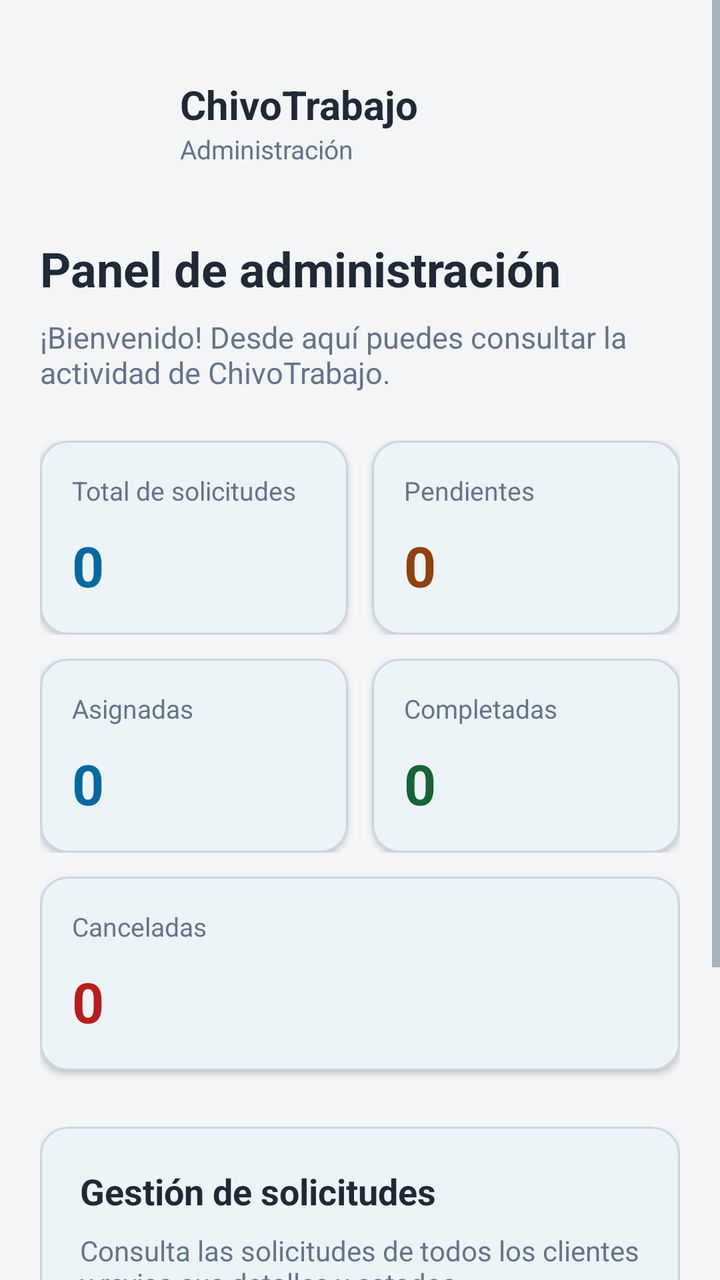
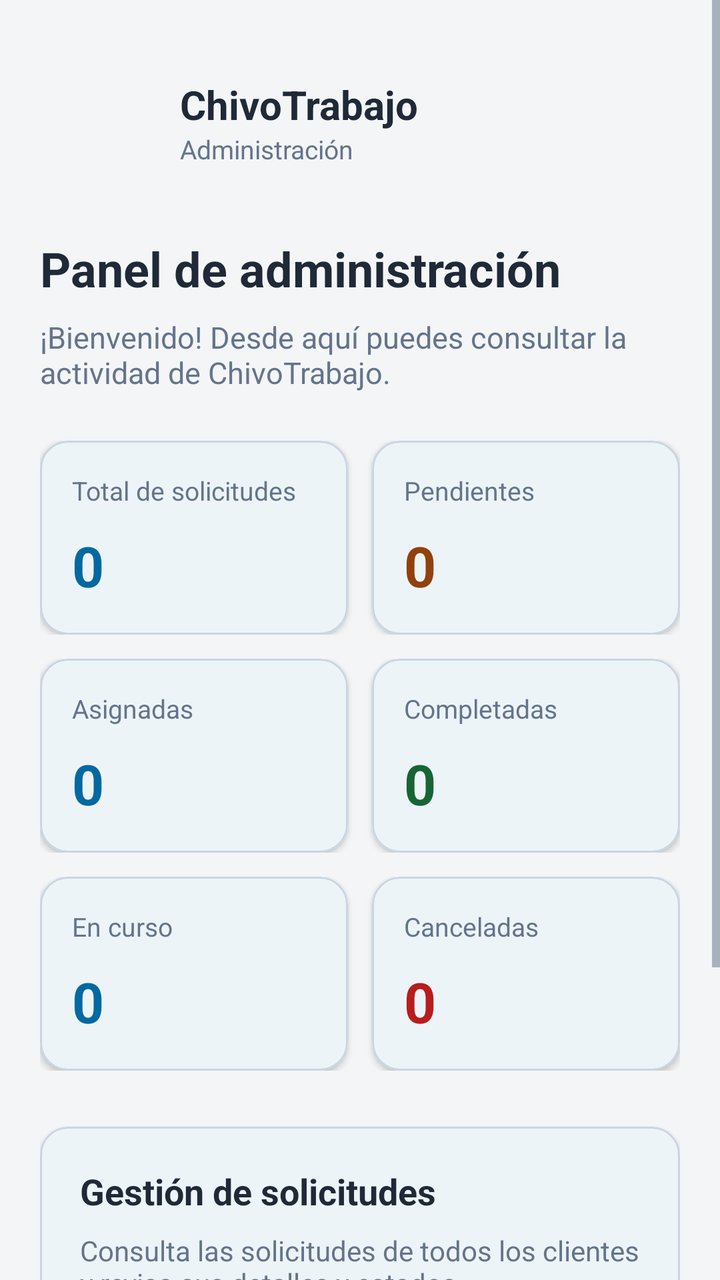

Screens rendered from an Android XML layout before and after an edit, with the pre-edit source and the edit as a unified diff.
<!-- AndroidManifest.xml: application theme Theme.Chivo_Trabajo -->
<!-- res/layout/activity_panel_admin.xml -->
<?xml version="1.0" encoding="utf-8"?>
<ScrollView xmlns:android="http://schemas.android.com/apk/res/android"
    xmlns:app="http://schemas.android.com/apk/res-auto"
    android:layout_width="match_parent"
    android:layout_height="match_parent"
    android:background="@color/ui_background"
    android:fillViewport="true">

    <LinearLayout
        android:layout_width="match_parent"
        android:layout_height="wrap_content"
        android:orientation="vertical"
        android:paddingStart="20dp"
        android:paddingEnd="20dp"
        android:paddingTop="32dp"
        android:paddingBottom="20dp">

        
        <LinearLayout
            android:layout_width="match_parent"
            android:layout_height="wrap_content"
            android:gravity="center_vertical"
            android:orientation="horizontal">

            <ImageView
                android:id="@+id/ivLogoAdmin"
                android:layout_width="58dp"
                android:layout_height="58dp"
                android:scaleType="fitCenter"
                android:contentDescription="Logo de ChivoTrabajo" />

            <LinearLayout
                android:layout_width="wrap_content"
                android:layout_height="wrap_content"
                android:layout_marginStart="12dp"
                android:orientation="vertical">

                <TextView
                    android:layout_width="wrap_content"
                    android:layout_height="wrap_content"
                    android:text="ChivoTrabajo"
                    android:textColor="@color/ui_text"
                    android:textSize="20sp"
                    android:textStyle="bold" />

                <TextView
                    android:layout_width="wrap_content"
                    android:layout_height="wrap_content"
                    android:text="Administración"
                    android:textColor="@color/ui_text_secondary"
                    android:textSize="13sp" />

            </LinearLayout>

        </LinearLayout>

        
        <TextView
            android:layout_width="match_parent"
            android:layout_height="wrap_content"
            android:layout_marginTop="28dp"
            android:text="Panel de administración"
            android:textColor="@color/ui_text"
            android:textSize="24sp"
            android:textStyle="bold" />

        <TextView
            android:layout_width="match_parent"
            android:layout_height="wrap_content"
            android:layout_marginTop="8dp"
            android:text="¡Bienvenido! Desde aquí puedes consultar la actividad de ChivoTrabajo."
            android:textColor="@color/ui_text_secondary"
            android:textSize="15sp" />

        
        <LinearLayout
            android:layout_width="match_parent"
            android:layout_height="wrap_content"
            android:layout_marginTop="24dp"
            android:orientation="horizontal">

            
            <com.google.android.material.card.MaterialCardView
                android:layout_width="0dp"
                android:layout_height="wrap_content"
                android:layout_marginEnd="6dp"
                android:layout_weight="1"
                app:cardBackgroundColor="@color/ui_surface"
                app:cardCornerRadius="14dp"
                app:cardElevation="2dp"
                app:strokeColor="@color/ui_outline"
                app:strokeWidth="1dp">

                <LinearLayout
                    android:layout_width="match_parent"
                    android:layout_height="wrap_content"
                    android:orientation="vertical"
                    android:padding="16dp">

                    <TextView
                        android:layout_width="match_parent"
                        android:layout_height="wrap_content"
                        android:text="Total de solicitudes"
                        android:textColor="@color/ui_text_secondary"
                        android:textSize="13sp" />

                    <TextView
                        android:id="@+id/tvTotalSolicitudesAdmin"
                        android:layout_width="wrap_content"
                        android:layout_height="wrap_content"
                        android:layout_marginTop="10dp"
                        android:text="0"
                        android:textColor="@color/ui_primary"
                        android:textSize="28sp"
                        android:textStyle="bold" />

                </LinearLayout>

            </com.google.android.material.card.MaterialCardView>

            
            <com.google.android.material.card.MaterialCardView
                android:layout_width="0dp"
                android:layout_height="wrap_content"
                android:layout_marginStart="6dp"
                android:layout_weight="1"
                app:cardBackgroundColor="@color/ui_surface"
                app:cardCornerRadius="14dp"
                app:cardElevation="2dp"
                app:strokeColor="@color/ui_outline"
                app:strokeWidth="1dp">

                <LinearLayout
                    android:layout_width="match_parent"
                    android:layout_height="wrap_content"
                    android:orientation="vertical"
                    android:padding="16dp">

                    <TextView
                        android:layout_width="match_parent"
                        android:layout_height="wrap_content"
                        android:text="Pendientes"
                        android:textColor="@color/ui_text_secondary"
                        android:textSize="13sp" />

                    <TextView
                        android:id="@+id/tvPendientesAdmin"
                        android:layout_width="wrap_content"
                        android:layout_height="wrap_content"
                        android:layout_marginTop="10dp"
                        android:text="0"
                        android:textColor="@color/ui_warning"
                        android:textSize="28sp"
                        android:textStyle="bold" />

                </LinearLayout>

            </com.google.android.material.card.MaterialCardView>

        </LinearLayout>

        
        <LinearLayout
            android:layout_width="match_parent"
            android:layout_height="wrap_content"
            android:layout_marginTop="12dp"
            android:orientation="horizontal">

            
            <com.google.android.material.card.MaterialCardView
                android:layout_width="0dp"
                android:layout_height="wrap_content"
                android:layout_marginEnd="6dp"
                android:layout_weight="1"
                app:cardBackgroundColor="@color/ui_surface"
                app:cardCornerRadius="14dp"
                app:cardElevation="2dp"
                app:strokeColor="@color/ui_outline"
                app:strokeWidth="1dp">

                <LinearLayout
                    android:layout_width="match_parent"
                    android:layout_height="wrap_content"
                    android:orientation="vertical"
                    android:padding="16dp">

                    <TextView
                        android:layout_width="match_parent"
                        android:layout_height="wrap_content"
                        android:text="Asignadas"
                        android:textColor="@color/ui_text_secondary"
                        android:textSize="13sp" />

                    <TextView
                        android:id="@+id/tvAsignadasAdmin"
                        android:layout_width="wrap_content"
                        android:layout_height="wrap_content"
                        android:layout_marginTop="10dp"
                        android:text="0"
                        android:textColor="@color/ui_primary"
                        android:textSize="28sp"
                        android:textStyle="bold" />

                </LinearLayout>

            </com.google.android.material.card.MaterialCardView>

            
            <com.google.android.material.card.MaterialCardView
                android:layout_width="0dp"
                android:layout_height="wrap_content"
                android:layout_marginStart="6dp"
                android:layout_weight="1"
                app:cardBackgroundColor="@color/ui_surface"
                app:cardCornerRadius="14dp"
                app:cardElevation="2dp"
                app:strokeColor="@color/ui_outline"
                app:strokeWidth="1dp">

                <LinearLayout
                    android:layout_width="match_parent"
                    android:layout_height="wrap_content"
                    android:orientation="vertical"
                    android:padding="16dp">

                    <TextView
                        android:layout_width="match_parent"
                        android:layout_height="wrap_content"
                        android:text="Completadas"
                        android:textColor="@color/ui_text_secondary"
                        android:textSize="13sp" />

                    <TextView
                        android:id="@+id/tvCompletadasAdmin"
                        android:layout_width="wrap_content"
                        android:layout_height="wrap_content"
                        android:layout_marginTop="10dp"
                        android:text="0"
                        android:textColor="@color/ui_success"
                        android:textSize="28sp"
                        android:textStyle="bold" />

                </LinearLayout>

            </com.google.android.material.card.MaterialCardView>

        </LinearLayout>

        
        <com.google.android.material.card.MaterialCardView
            android:layout_width="match_parent"
            android:layout_height="wrap_content"
            android:layout_marginTop="12dp"
            app:cardBackgroundColor="@color/ui_surface"
            app:cardCornerRadius="14dp"
            app:cardElevation="2dp"
            app:strokeColor="@color/ui_outline"
            app:strokeWidth="1dp">

            <LinearLayout
                android:layout_width="match_parent"
                android:layout_height="wrap_content"
                android:orientation="vertical"
                android:padding="16dp">

                <TextView
                    android:layout_width="match_parent"
                    android:layout_height="wrap_content"
                    android:text="Canceladas"
                    android:textColor="@color/ui_text_secondary"
                    android:textSize="13sp" />

                <TextView
                    android:id="@+id/tvCanceladasAdmin"
                    android:layout_width="wrap_content"
                    android:layout_height="wrap_content"
                    android:layout_marginTop="10dp"
                    android:text="0"
                    android:textColor="@color/ui_error"
                    android:textSize="28sp"
                    android:textStyle="bold" />

            </LinearLayout>

        </com.google.android.material.card.MaterialCardView>


        
        <com.google.android.material.card.MaterialCardView
            android:layout_width="match_parent"
            android:layout_height="wrap_content"
            android:layout_marginTop="28dp"
            app:cardBackgroundColor="@color/ui_surface"
            app:cardCornerRadius="14dp"
            app:cardElevation="2dp"
            app:strokeColor="@color/ui_outline"
            app:strokeWidth="1dp">

            <LinearLayout
                android:layout_width="match_parent"
                android:layout_height="wrap_content"
                android:orientation="vertical"
                android:padding="20dp">

                <TextView
                    android:layout_width="match_parent"
                    android:layout_height="wrap_content"
                    android:text="Gestión de solicitudes"
                    android:textColor="@color/ui_text"
                    android:textSize="18sp"
                    android:textStyle="bold" />

                <TextView
                    android:layout_width="match_parent"
                    android:layout_height="wrap_content"
                    android:layout_marginTop="8dp"
                    android:text="Consulta las solicitudes de todos los clientes y revisa sus detalles y estados."
                    android:textColor="@color/ui_text_secondary"
                    android:textSize="14sp" />

                <com.google.android.material.button.MaterialButton
                    android:id="@+id/btnVerSolicitudesAdmin"
                    android:layout_width="match_parent"
                    android:layout_height="wrap_content"
                    android:layout_marginTop="20dp"
                    android:text="Ver todas las solicitudes"
                    android:textAllCaps="false"
                    android:textColor="@color/ui_on_primary"
                    app:backgroundTint="@color/ui_primary"
                    app:cornerRadius="10dp" />

            </LinearLayout>

        </com.google.android.material.card.MaterialCardView>

        
        <com.google.android.material.button.MaterialButton
            android:id="@+id/btnCerrarSesionAdmin"
            android:layout_width="match_parent"
            android:layout_height="wrap_content"
            android:layout_marginTop="24dp"
            android:layout_marginBottom="16dp"
            android:text="Cerrar sesión"
            android:textAllCaps="false"
            android:textColor="@color/ui_on_primary"
            app:backgroundTint="@color/ui_primary"
            app:cornerRadius="10dp" />

    </LinearLayout>

</ScrollView>
<!-- resources referenced by this layout -->
<resources>
  <color name="ui_background">#F4F5F7</color>
  <color name="ui_error">#B91C1C</color>
  <color name="ui_on_primary">#FFFFFF</color>
  <color name="ui_outline">#CBD5E1</color>
  <color name="ui_primary">#0369A1</color>
  <color name="ui_success">#166534</color>
  <color name="ui_surface">#FFFFFF</color>
  <color name="ui_text">#1F2937</color>
  <color name="ui_text_secondary">#64748B</color>
  <color name="ui_warning">#92400E</color>
  <style name="Theme.Chivo_Trabajo" parent="Base.Theme.Chivo_Trabajo" />
  <color name="ui_brand">#0B2545</color>
  <color name="ui_on_brand">#FFFFFF</color>
  <color name="ui_surface_variant">#F1F5F9</color>
  <color name="ui_error_background">#FEE2E2</color>
  <color name="ui_info_background">#E0F2FE</color>
  <style name="Widget.Chivo.Button" parent="Widget.Material3.Button">
          <item name="android:minHeight">48dp</item>
          <item name="android:insetTop">0dp</item>
          <item name="android:insetBottom">0dp</item>
          <item name="android:textAllCaps">false</item>
          <item name="android:fontFamily">sans-serif-medium</item>
          <item name="cornerRadius">24dp</item>
      </style>
  <style name="Widget.Chivo.TextInput" parent="Widget.Material3.TextInputLayout.OutlinedBox">
          <item name="boxCornerRadiusTopStart">12dp</item>
          <item name="boxCornerRadiusTopEnd">12dp</item>
          <item name="boxCornerRadiusBottomStart">12dp</item>
          <item name="boxCornerRadiusBottomEnd">12dp</item>
      </style>
  <style name="Widget.Chivo.Navigation" parent="Widget.Material3.BottomNavigationView">
          <item name="android:background">@color/ui_surface</item>
          <item name="itemIconTint">@color/navigation_item</item>
          <item name="itemTextColor">@color/navigation_item</item>
          <item name="itemIconSize">24dp</item>
          <item name="labelVisibilityMode">labeled</item>
          <item name="itemHorizontalTranslationEnabled">false</item>
      </style>
  <!-- unchanged entries left out for length: 1 -->
</resources>

<!-- the commit's change to res/layout/activity_panel_admin.xml (unified diff, before → after) -->
@@ -247,43 +247,91 @@
         </LinearLayout>
 
         
-        <com.google.android.material.card.MaterialCardView
+        <LinearLayout
             android:layout_width="match_parent"
             android:layout_height="wrap_content"
             android:layout_marginTop="12dp"
-            app:cardBackgroundColor="@color/ui_surface"
-            app:cardCornerRadius="14dp"
-            app:cardElevation="2dp"
-            app:strokeColor="@color/ui_outline"
-            app:strokeWidth="1dp">
-
-            <LinearLayout
-                android:layout_width="match_parent"
-                android:layout_height="wrap_content"
-                android:orientation="vertical"
-                android:padding="16dp">
-
-                <TextView
-                    android:layout_width="match_parent"
-                    android:layout_height="wrap_content"
-                    android:text="Canceladas"
-                    android:textColor="@color/ui_text_secondary"
-                    android:textSize="13sp" />
-
-                <TextView
-                    android:id="@+id/tvCanceladasAdmin"
-                    android:layout_width="wrap_content"
-                    android:layout_height="wrap_content"
-                    android:layout_marginTop="10dp"
-                    android:text="0"
-                    android:textColor="@color/ui_error"
-                    android:textSize="28sp"
-                    android:textStyle="bold" />
-
-            </LinearLayout>
-
-        </com.google.android.material.card.MaterialCardView>
-
+            android:orientation="horizontal">
+
+            
+            <com.google.android.material.card.MaterialCardView
+                android:layout_width="0dp"
+                android:layout_height="wrap_content"
+                android:layout_marginEnd="6dp"
+                android:layout_weight="1"
+                app:cardBackgroundColor="@color/ui_surface"
+                app:cardCornerRadius="14dp"
+                app:cardElevation="2dp"
+                app:strokeColor="@color/ui_outline"
+                app:strokeWidth="1dp">
+
+                <LinearLayout
+                    android:layout_width="match_parent"
+                    android:layout_height="wrap_content"
+                    android:orientation="vertical"
+                    android:padding="16dp">
+
+                    <TextView
+                        android:layout_width="match_parent"
+                        android:layout_height="wrap_content"
+                        android:text="En curso"
+                        android:textColor="@color/ui_text_secondary"
+                        android:textSize="13sp" />
+
+                    <TextView
+                        android:id="@+id/tvEnCursoAdmin"
+                        android:layout_width="wrap_content"
+                        android:layout_height="wrap_content"
+                        android:layout_marginTop="10dp"
+                        android:text="0"
+                        android:textColor="@color/ui_primary"
+                        android:textSize="28sp"
+                        android:textStyle="bold" />
+
+                </LinearLayout>
+
+            </com.google.android.material.card.MaterialCardView>
+
+            
+            <com.google.android.material.card.MaterialCardView
+                android:layout_width="0dp"
+                android:layout_height="wrap_content"
+                android:layout_marginStart="6dp"
+                android:layout_weight="1"
+                app:cardBackgroundColor="@color/ui_surface"
+                app:cardCornerRadius="14dp"
+                app:cardElevation="2dp"
+                app:strokeColor="@color/ui_outline"
+                app:strokeWidth="1dp">
+
+                <LinearLayout
+                    android:layout_width="match_parent"
+                    android:layout_height="wrap_content"
+                    android:orientation="vertical"
+                    android:padding="16dp">
+
+                    <TextView
+                        android:layout_width="match_parent"
+                        android:layout_height="wrap_content"
+                        android:text="Canceladas"
+                        android:textColor="@color/ui_text_secondary"
+                        android:textSize="13sp" />
+
+                    <TextView
+                        android:id="@+id/tvCanceladasAdmin"
+                        android:layout_width="wrap_content"
+                        android:layout_height="wrap_content"
+                        android:layout_marginTop="10dp"
+                        android:text="0"
+                        android:textColor="@color/ui_error"
+                        android:textSize="28sp"
+                        android:textStyle="bold" />
+
+                </LinearLayout>
+
+            </com.google.android.material.card.MaterialCardView>
+
+        </LinearLayout>
 
         
         <com.google.android.material.card.MaterialCardView
@@ -340,11 +388,12 @@
             android:layout_height="wrap_content"
             android:layout_marginTop="24dp"
             android:layout_marginBottom="16dp"
-            android:text="Cerrar sesión"
-            android:textAllCaps="false"
-            android:textColor="@color/ui_on_primary"
-            app:backgroundTint="@color/ui_primary"
-            app:cornerRadius="10dp" />
+            android:text="Cerrar Sesión"
+            style="@style/Widget.Chivo.Button.Secondary"
+            android:minHeight="48dp"
+            android:textColor="@color/ui_error"
+            app:strokeColor="@color/ui_error"
+            android:textSize="14sp"/>
 
     </LinearLayout>
 
<!-- resource entries referenced after the edit -->
@@ -10,6 +10,13 @@
   <color name="ui_text">#1F2937</color>
   <color name="ui_text_secondary">#64748B</color>
   <color name="ui_warning">#92400E</color>
+  <style name="Widget.Chivo.Button.Secondary" parent="Widget.Material3.Button.OutlinedButton">
+          <item name="android:minHeight">48dp</item>
+          <item name="android:insetTop">0dp</item>
+          <item name="android:insetBottom">0dp</item>
+          <item name="android:textAllCaps">false</item>
+          <item name="cornerRadius">24dp</item>
+      </style>
   <style name="Theme.Chivo_Trabajo" parent="Base.Theme.Chivo_Trabajo" />
   <color name="ui_brand">#0B2545</color>
   <color name="ui_on_brand">#FFFFFF</color>
